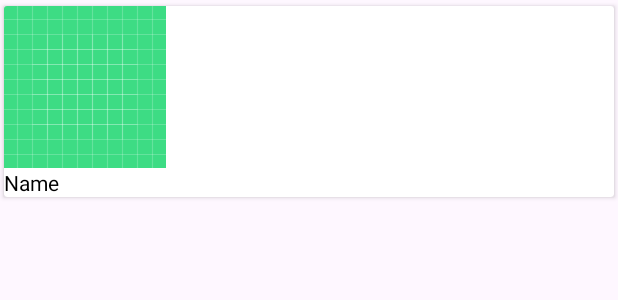
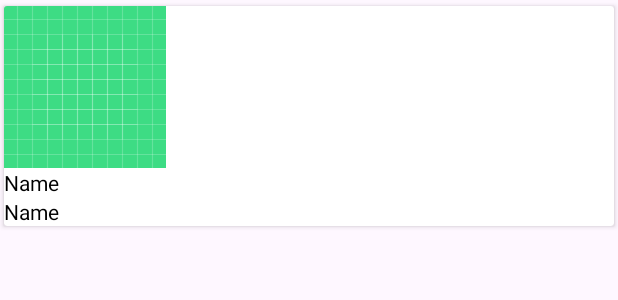
Before and after one commit to AlexTamayoC/RickAndMorty, an Android app: the layout view_item.xml on its own in the app's theme, with its tools: preview values and no code run, on a phone screen of 412 x 824 dp. Shown: the top 300 px of the screen. Run offline under Robolectric (Android 15) with nearby library versions, the phone set to English and light mode, and no system bars.

Commit message:
fetching image, name and species

```diff
--- a/app/src/main/java/com/example/rickandmorty/MainActivity.kt
+++ b/app/src/main/java/com/example/rickandmorty/MainActivity.kt
@@ -46,7 +46,7 @@ class MainActivity : AppCompatActivity() {
                     result?.let{
                         val adapter = MainAdapter(result)
                         val recyclerView = findViewById<RecyclerView>(R.id.charactersView)
-                        recyclerView?.layoutManager = StaggeredGridLayoutManager(2, StaggeredGridLayoutManager.VERTICAL)
+                        recyclerView?.layoutManager = StaggeredGridLayoutManager(1, StaggeredGridLayoutManager.VERTICAL)
                         recyclerView?.adapter=adapter
                     }
                 }
--- a/app/src/main/java/com/example/rickandmorty/MainAdapter.kt
+++ b/app/src/main/java/com/example/rickandmorty/MainAdapter.kt
@@ -17,8 +17,10 @@ class MainAdapter(val charactersList: List<Character>): RecyclerView.Adapter<Mai
         fun bindData(character: Character) {
             val name = itemView.findViewById<TextView>(R.id.name)
             val image = itemView.findViewById<ImageView>(R.id.image)
+            val species = itemView.findViewById<TextView>(R.id.namespecies)
 
             name.text = character.characterName
+            species.text = character.characterSpecies
             image.load(character.characterImage) {
                 transformations(CircleCropTransformation())
             }
--- a/app/src/main/java/com/example/rickandmorty/network/Character.kt
+++ b/app/src/main/java/com/example/rickandmorty/network/Character.kt
@@ -6,7 +6,9 @@ data class Character(
     @Json(name="name")
     val characterName: String,
     @Json(name="image")
-    val characterImage: String)
+    val characterImage: String,
+    @Json(name="species")
+    val characterSpecies: String)
 
 data class CharacterResponse(@Json(name="results")
 val result : List<Character>)
--- a/app/src/main/res/layout/view_item.xml
+++ b/app/src/main/res/layout/view_item.xml
@@ -34,6 +34,18 @@
         app:layout_constraintEnd_toEndOf="@id/image"
         />
 
+    <TextView
+        android:layout_width="0dp"
+        android:layout_height="wrap_content"
+        tools:text="Name"
+        android:textSize="14sp"
+        android:id="@+id/namespecies"
+        android:textColor="@color/black"
+        app:layout_constraintTop_toBottomOf="@id/name"
+        app:layout_constraintStart_toStartOf="@id/name"
+        app:layout_constraintEnd_toEndOf="@id/name"
+        />
+
 </androidx.constraintlayout.widget.ConstraintLayout>
 
 </androidx.cardview.widget.CardView>
```
